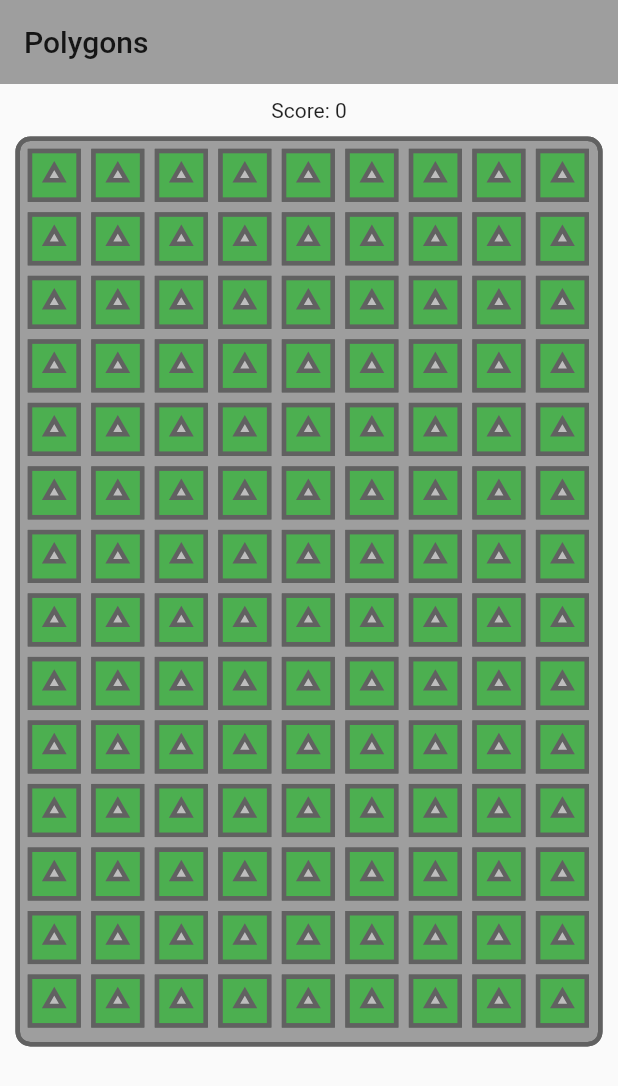
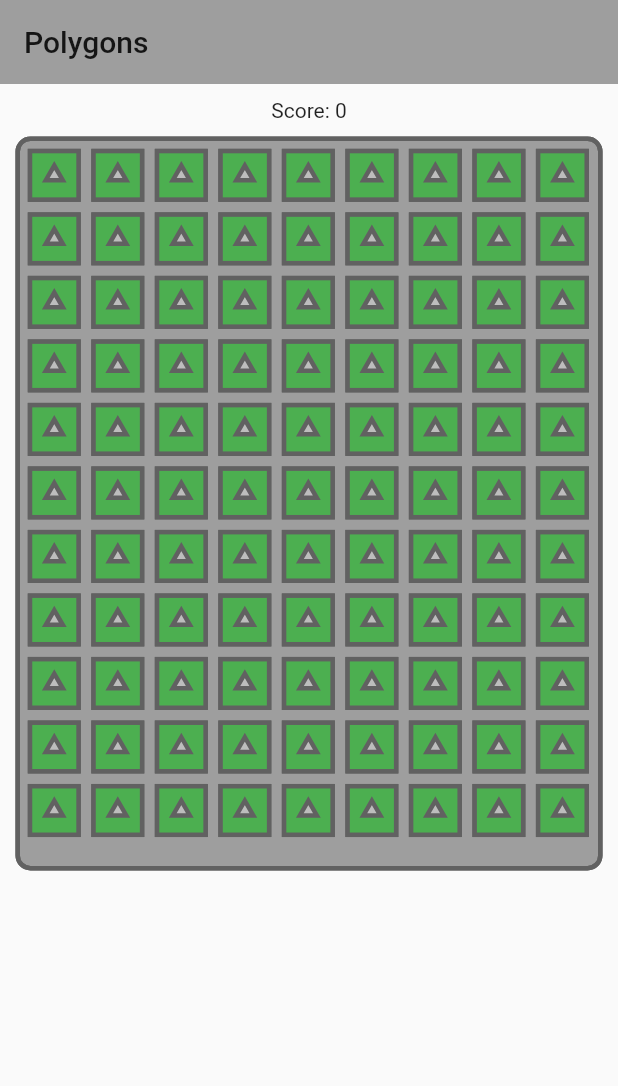
Before and after one commit to aviv187/shapeGame, a Flutter app: the BoardDraw screen opened directly, on a phone screen of 412 x 824 dp. Shown: the top 1086 px of the screen. Run offline on Flutter 3.47's test engine with Material 2 defaults, Android fonts, the phone set to English and light mode, and no system bars; our stand-ins replace sqflite; accounts and stored records are empty.

Commit message:
making the board a bit smaller

```diff
--- a/lib/screens/boardPageDraw.dart
+++ b/lib/screens/boardPageDraw.dart
@@ -7,7 +7,7 @@ import '../widgets/boardWidgets.dart';
 
 class BoardDraw extends StatelessWidget {
   final int colNum = 9;
-  final int rowNum = 14;
+  final int rowNum = 11;
 
   final List<Tile> tileList = [];
 
@@ -61,7 +61,7 @@ class BoardDraw extends StatelessWidget {
                     Center(
                         child: Container(
                       width: boardWidth,
-                      height: boardWidth * 1.55,
+                      height: boardWidth * 1.25,
                       decoration: BoxDecoration(
                         color: Colors.grey,
                         borderRadius: BorderRadius.all(Radius.circular(10.0)),
--- a/lib/widgets/BoardTiles.dart
+++ b/lib/widgets/BoardTiles.dart
@@ -228,13 +228,13 @@ class _BoardTilesState extends State<BoardTiles> {
         setState(() {
           activeTileList.remove(tileTR['tile']);
         });
+      });
 
-        tilesToRemove = [];
+      tilesToRemove = [];
 
-        if (activeTileList.isEmpty) {
-          widget.gameOverFunc();
-        }
-      });
+      if (activeTileList.isEmpty) {
+        widget.gameOverFunc();
+      }
 
       startMovigTiles(tile.gravity);
       canTheTilesbePressed = true;
--- a/lib/widgets/boardWidgets.dart
+++ b/lib/widgets/boardWidgets.dart
@@ -51,7 +51,7 @@ class _BoardWidgetsState extends State<BoardWidgets> {
       Center(
           child: Container(
         width: widget.boardWidth,
-        height: widget.boardWidth * 1.55,
+        height: widget.boardWidth * 1.25,
         decoration: BoxDecoration(
           color: Colors.transparent,
           borderRadius: BorderRadius.all(Radius.circular(10.0)),
```
